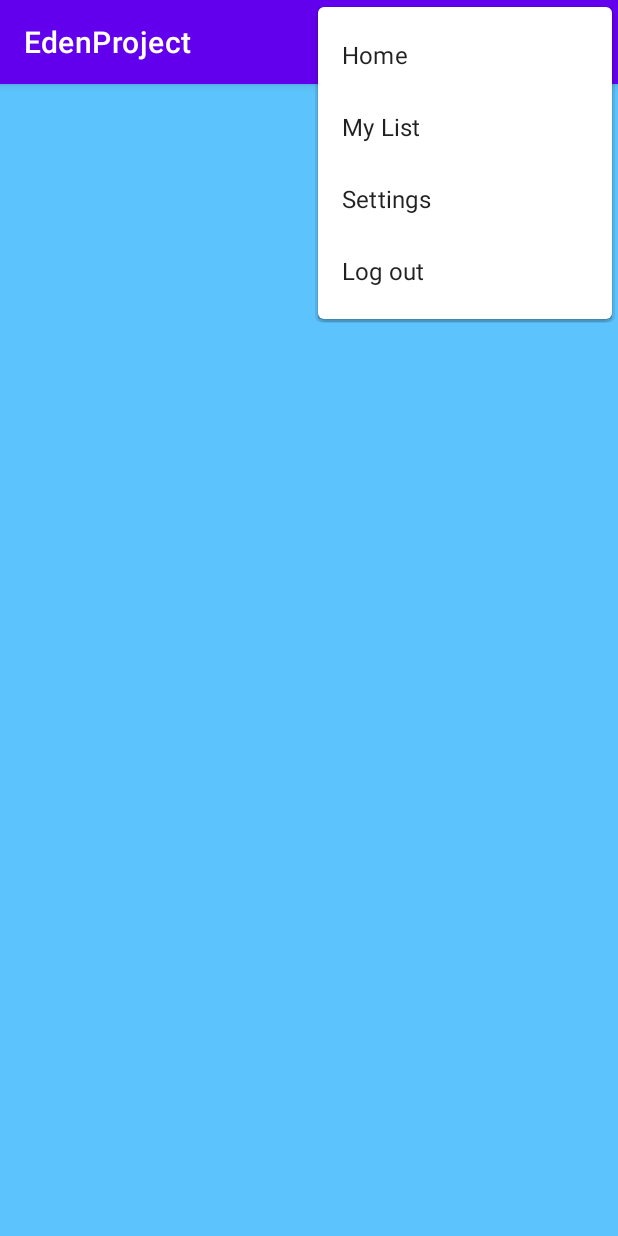
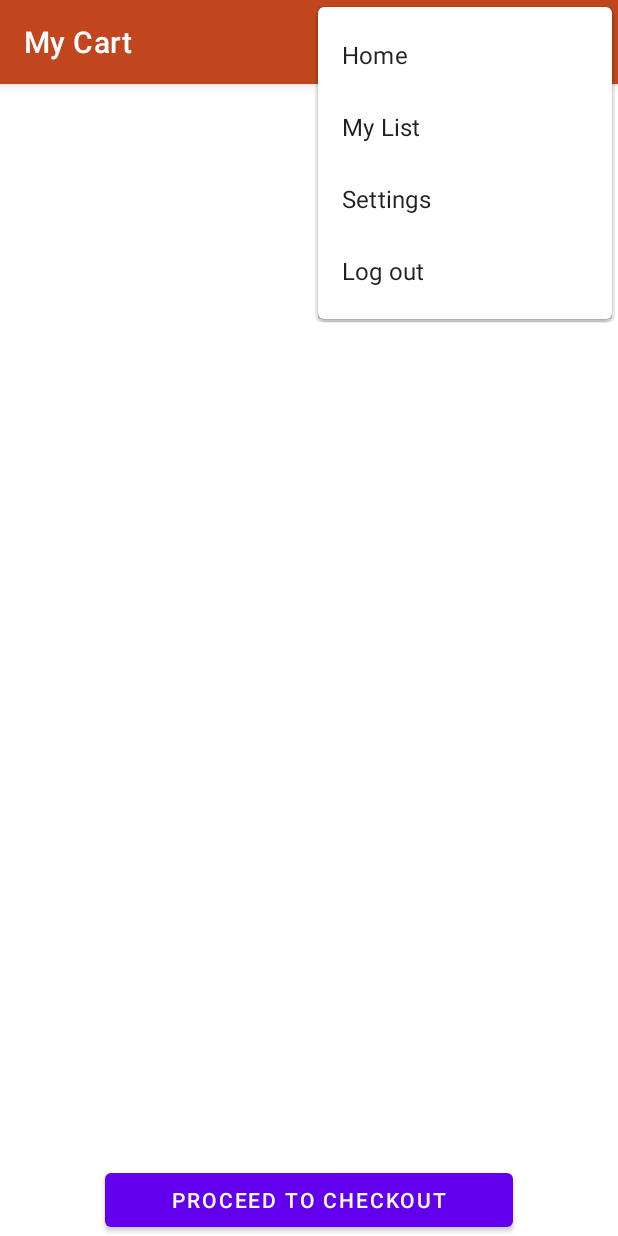
Before and after one commit to edendahary/Smart-library, an Android app: the MyCartActivity screen opened directly, with no data from a screen before it, with the options menu open, on a phone screen of 412 x 824 dp. Run offline under Robolectric (Android 15) with nearby library versions, the phone set to English and light mode, and no system bars; our stand-ins replace Firebase (no records; nobody signed in at launch, a user with empty details on screens opened directly); 6 statements that could not run were skipped.

Commit message:
add Mycart activity and checkout activity

```diff
--- a/app/src/main/AndroidManifest.xml
+++ b/app/src/main/AndroidManifest.xml
@@ -9,6 +9,9 @@
         android:roundIcon="@mipmap/ic_launcher_round"
         android:supportsRtl="true"
         android:theme="@style/Theme.EdenProject">
+        <activity
+            android:name=".CheckoutActivity"
+            android:exported="false" />
         <activity
             android:name=".ChooseBookActivity"
             android:exported="false" />
--- a/app/src/main/java/com/example/edenproject/AddressActivity.java
+++ b/app/src/main/java/com/example/edenproject/AddressActivity.java
@@ -23,6 +23,9 @@ import com.google.firebase.database.DatabaseReference;
 import com.google.firebase.database.FirebaseDatabase;
 import com.google.firebase.database.ValueEventListener;
 
+import java.util.ArrayList;
+import java.util.List;
+
 public class AddressActivity extends AppCompatActivity {
     private TextView textViewAddress_Country,textViewFullName,textViewAddress_City,textViewAddress_Street,textViewAddress_Postal_Code;
     private String fullname;
@@ -31,10 +34,12 @@ public class AddressActivity extends AppCompatActivity {
     private Button add_Address;
 
 
+
     @Override
     protected void onCreate(Bundle savedInstanceState) {
         super.onCreate(savedInstanceState);
         setContentView(R.layout.activity_address);
+
 
 
         getSupportActionBar().setTitle("My Address");
--- a/app/src/main/java/com/example/edenproject/HomeActivity.java
+++ b/app/src/main/java/com/example/edenproject/HomeActivity.java
@@ -165,6 +165,10 @@ public class HomeActivity extends AppCompatActivity implements View.OnClickListe
             Intent intent = new Intent(HomeActivity.this,SettingsActivity.class);
             startActivity(intent);
             finish();
+        }else if (id == R.id.menu_cart){
+            Intent intent = new Intent(HomeActivity.this,MyCartActivity.class);
+            startActivity(intent);
+            finish();
         }else if (id == R.id.menu_log_out){
             FirebaseAuth.getInstance().signOut();
             Toast.makeText(HomeActivity.this, "Logged Out", Toast.LENGTH_SHORT).show();
--- a/app/src/main/java/com/example/edenproject/MyCartActivity.java
+++ b/app/src/main/java/com/example/edenproject/MyCartActivity.java
@@ -4,27 +4,121 @@ import androidx.annotation.NonNull;
 import androidx.appcompat.app.AppCompatActivity;
 
 import android.content.Intent;
+import android.graphics.Color;
+import android.graphics.drawable.ColorDrawable;
 import android.os.Bundle;
 import android.view.Menu;
 import android.view.MenuItem;
+import android.view.View;
+import android.widget.Button;
+import android.widget.ImageView;
+import android.widget.ListView;
+import android.widget.ProgressBar;
+import android.widget.TextView;
 import android.widget.Toast;
 
 import com.google.firebase.auth.FirebaseAuth;
+import com.google.firebase.auth.FirebaseUser;
+import com.google.firebase.database.DataSnapshot;
+import com.google.firebase.database.DatabaseError;
+import com.google.firebase.database.DatabaseReference;
+import com.google.firebase.database.FirebaseDatabase;
+import com.google.firebase.database.ValueEventListener;
+
+import java.util.ArrayList;
+import java.util.Map;
 
 public class MyCartActivity extends AppCompatActivity {
+    private ListView listView;
+    private FirebaseUser firebaseUser;
+    private FirebaseDatabase firebaseDatabase;
+    private FirebaseAuth authProfile;
+    private ProgressBar progressBar;
+    private ArrayList<String> book_name;
+    private ArrayList<Integer> book_img;
+    private Button ProceedToCheckout;
 
     @Override
     protected void onCreate(Bundle savedInstanceState) {
         super.onCreate(savedInstanceState);
         setContentView(R.layout.activity_my_cart);
+        getSupportActionBar().setTitle("My Cart");
+        ColorDrawable cd = new ColorDrawable(Color.parseColor("#c1461d"));
+        getSupportActionBar().setBackgroundDrawable(cd);
+
+
+        listView = findViewById(R.id.listView);
+        progressBar = findViewById(R.id.progressBar);
+        ProceedToCheckout = findViewById(R.id.button_proceed_to_checkout);
+
+
+        book_name =new ArrayList<>();
+        book_img = new ArrayList<>();
+
+        authProfile = FirebaseAuth.getInstance();
+
+        firebaseUser = authProfile.getCurrentUser();
+
+        progressBar.setVisibility(View.VISIBLE);
+        showUserBooks(firebaseUser);
+
+
+        ProceedToCheckout.setOnClickListener(new View.OnClickListener() {
+            @Override
+            public void onClick(View v) {
+                Intent intent = new Intent(MyCartActivity.this,CheckoutActivity.class);
+                startActivity(intent);
+                finish();
+            }
+        });
+    }
+    private void showUserBooks(FirebaseUser firebaseUser) {
+        String userID= firebaseUser.getUid();
+
+        DatabaseReference databaseReference = FirebaseDatabase.getInstance().getReference("users");
+        databaseReference.child(userID).child("Cart").addValueEventListener(new ValueEventListener() {
+            @Override
+            public void onDataChange(@NonNull DataSnapshot snapshot) {
+                //--- Getting the images and the books name that the user want ---\\
+                Map<String,BookItem> map = (Map<String, BookItem>) snapshot.getValue();
+                for (Map.Entry<String, BookItem> book :map.entrySet()){
+                    book_name.add(book.getKey());
+                    if(book.getKey().equals("The Last Wish")){
+                        book_img.add(R.drawable.the_witcher_the_last_wish);
+                    }if(book.getKey().equals("Sword Of Destiny")){
+                        book_img.add(R.drawable.sword_of_destiny);
+                    }if(book.getKey().equals("Blood Of Elves")){
+                        book_img.add(R.drawable.the_witcher_blood_of_elves);
+
+                    }if(book.getKey().equals("The Tower Of The Swallow")) {
+                        book_img.add(R.drawable.the_witcher_the_tower_of_the_swallow);
+                    }
+                }
+                //--- Sending to the Adapter the current books and images ---\\
+                customAdapter customAdapter = new customAdapter(getApplicationContext(),book_name,book_img);
+                listView.setAdapter(customAdapter);
+                progressBar.setVisibility(View.GONE);
+
+
+            }
+
+            @Override
+            public void onCancelled(@NonNull DatabaseError error) {
+                Toast.makeText(MyCartActivity.this,"Something went wrong ! ",Toast.LENGTH_LONG).show();
+                progressBar.setVisibility(View.GONE);
+            }
+        });
+
+
+
+
+
     }
 
 
 
 
-
-
-
+//--- Menu ToolBar---\\
     @Override
     public boolean onCreateOptionsMenu(Menu menu) {
         getMenuInflater().inflate(R.menu.common_menu,menu);
--- a/app/src/main/java/com/example/edenproject/RegisterActivity.java
+++ b/app/src/main/java/com/example/edenproject/RegisterActivity.java
@@ -44,6 +44,7 @@ public class RegisterActivity extends AppCompatActivity {
     protected void onCreate(Bundle savedInstanceState) {
         super.onCreate(savedInstanceState);
         setContentView(R.layout.register_activity);
+
         getSupportActionBar().setTitle("Register");
         progressBar = findViewById(R.id.progressBar);
         editTextRegisterFullName = findViewById(R.id.editText_register_full_name);
--- a/app/src/main/java/com/example/edenproject/UserClass.java
+++ b/app/src/main/java/com/example/edenproject/UserClass.java
@@ -1,4 +1,6 @@
 package com.example.edenproject;
+
+import java.util.ArrayList;
 
 public class UserClass {
     private String full_name;
--- /dev/null
+++ b/app/src/main/java/com/example/edenproject/customAdapter.java
@@ -0,0 +1,49 @@
+package com.example.edenproject;
+
+import android.content.Context;
+import android.view.LayoutInflater;
+import android.view.View;
+import android.view.ViewGroup;
+import android.widget.ArrayAdapter;
+import android.widget.ImageView;
+import android.widget.TextView;
+
+import androidx.annotation.NonNull;
+import androidx.annotation.Nullable;
+
+import java.util.ArrayList;
+import java.util.Arrays;
+
+public class customAdapter extends ArrayAdapter <ArrayList<String>> {
+    private final Context context;
+    private ArrayList<String> book_name;
+    private ArrayList<Integer> imgid;
+
+    public customAdapter(@NonNull Context context, ArrayList data, ArrayList img) {
+        super(context, R.layout.list_item,data);
+        System.out.println(data.size());
+        book_name =new ArrayList();
+        imgid = new ArrayList();
+        this.context= context;
+        this.book_name= data;
+        this.imgid=img;
+    }
+
+    @NonNull
+    @Override
+    public View getView(int position, @Nullable View convertView, @NonNull ViewGroup parent) {
+
+        if(convertView == null){
+            convertView = LayoutInflater.from(getContext()).inflate(R.layout.list_item,parent,false);
+        }
+
+
+        ImageView img = convertView.findViewById(R.id.imageView_book);
+        TextView name = convertView.findViewById(R.id.textView_book_name);
+
+        img.setImageResource(imgid.get(position));
+        name.setText(book_name.get(position));
+
+        return convertView;
+    }
+}
--- a/app/src/main/res/layout/activity_address.xml
+++ b/app/src/main/res/layout/activity_address.xml
@@ -24,8 +24,8 @@
                 android:layout_centerInParent="true"
                 android:layout_marginTop="5dp"
                 android:text="Address Details"
+                android:textAppearance="@style/TextAppearance.AppCompat.Headline"
                 android:textColor="@color/black"
-                android:textAppearance="@style/TextAppearance.AppCompat.Headline"
                 android:textSize="30dp" />
         </RelativeLayout>
 
--- a/app/src/main/res/layout/activity_choose_book.xml
+++ b/app/src/main/res/layout/activity_choose_book.xml
@@ -32,7 +32,7 @@
             android:layout_height="500dp"
             android:layout_below="@+id/textView_book_title"
             android:layout_marginTop="20dp"
-            android:src="@color/white"/>
+            android:src="@color/white" />
 
         <Button
             android:id="@+id/button_add_to_cart"
--- a/app/src/main/res/layout/activity_my_cart.xml
+++ b/app/src/main/res/layout/activity_my_cart.xml
@@ -1,11 +1,37 @@
 <?xml version="1.0" encoding="utf-8"?>
-<androidx.constraintlayout.widget.ConstraintLayout xmlns:android="http://schemas.android.com/apk/res/android"
+<RelativeLayout xmlns:android="http://schemas.android.com/apk/res/android"
     xmlns:app="http://schemas.android.com/apk/res-auto"
     xmlns:tools="http://schemas.android.com/tools"
     android:layout_width="match_parent"
     android:layout_height="match_parent"
-    tools:context=".MyCartActivity"
-    android:background="#5dc3fc">
+    tools:context=".MyCartActivity">
+
+    <ListView
+        android:id="@+id/listView"
+        android:layout_width="match_parent"
+        android:layout_height="match_parent"
+        android:layout_weight="1" >
+
+    </ListView>
+    <ProgressBar
+        android:layout_width="wrap_content"
+        android:layout_height="wrap_content"
+        android:layout_centerHorizontal="true"
+        style="?android:attr/progressBarStyleLarge"
+        android:id="@+id/progressBar"
+        android:elevation="10dp"
+        android:visibility="gone"/>
+    <Button
+        android:id="@+id/button_proceed_to_checkout"
+        android:layout_width="match_parent"
+        android:layout_height="wrap_content"
+        android:layout_marginLeft="70dp"
+        android:layout_marginTop="20dp"
+        android:layout_marginRight="70dp"
+        android:text="Proceed To checkout"
+        android:layout_alignParentBottom="true"/>
 
 
-</androidx.constraintlayout.widget.ConstraintLayout>
+
+
+</RelativeLayout>
```
Also changed, not shown: app/src/main/java/com/example/edenproject/BookItem.java (added, +32 -0 lines), app/src/main/java/com/example/edenproject/CheckoutActivity.java (added, +68 -0 lines), app/src/main/java/com/example/edenproject/ChooseBookActivity.java (+42 -10 lines), app/src/main/res/layout/activity_checkout.xml (added, +9 -0 lines), app/src/main/res/layout/list_item.xml (added, +37 -0 lines), app/src/main/res/layout/register_activity.xml (+5 -4 lines).
